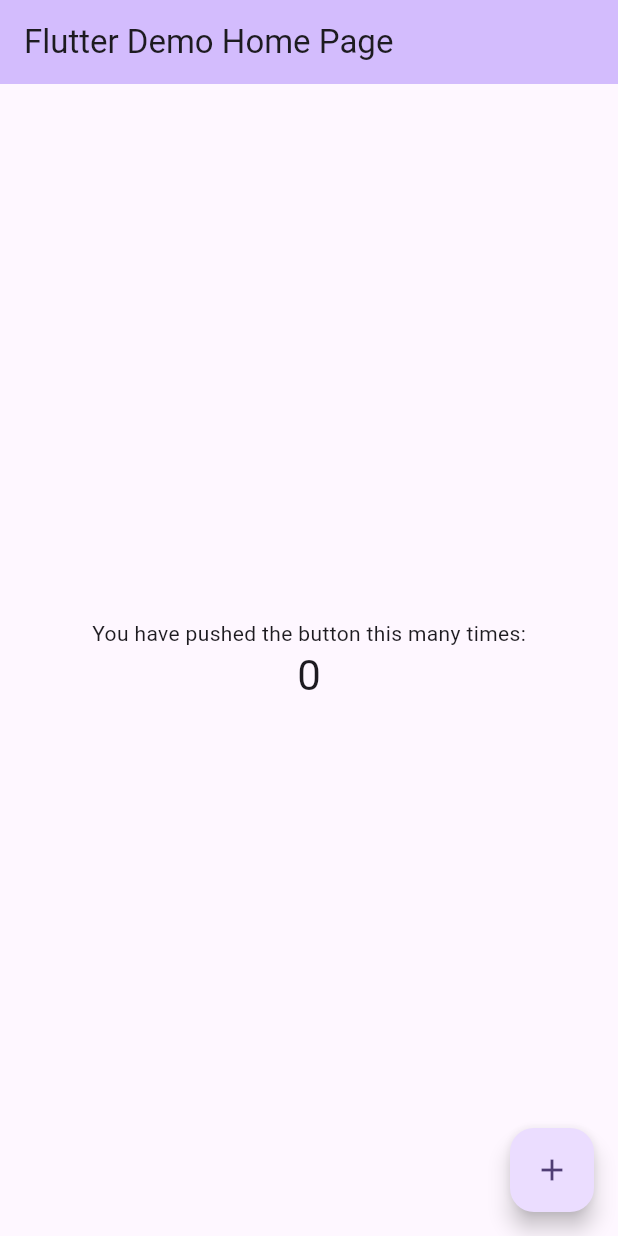
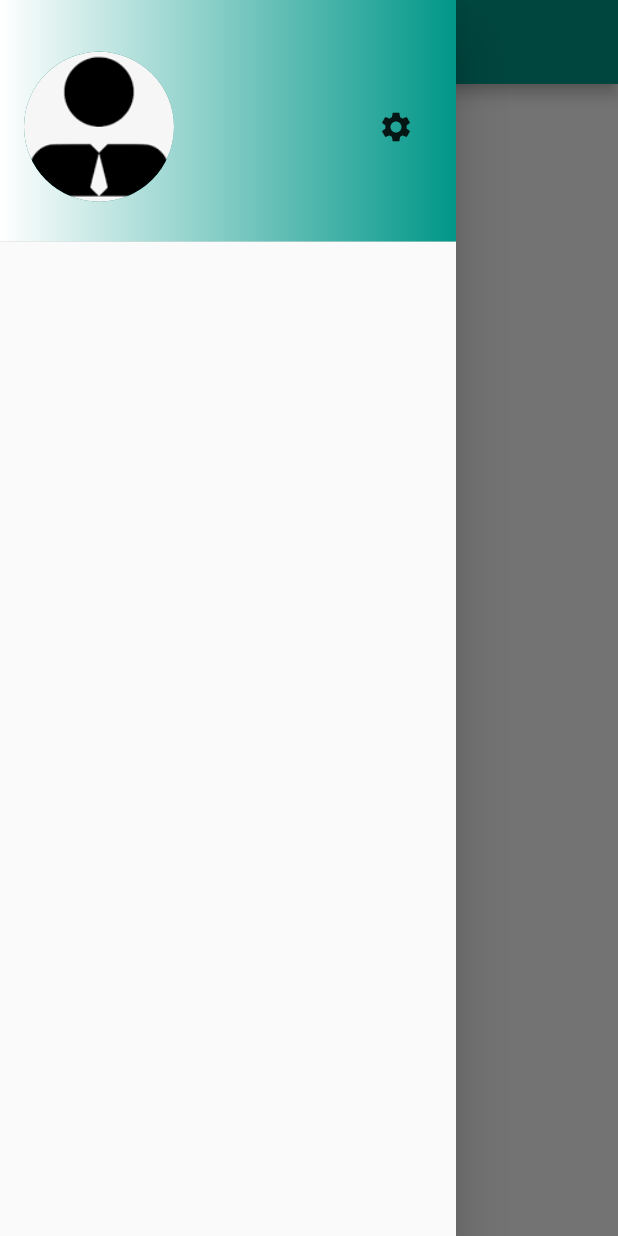
Before and after one commit to Junior300895/practices_app, a Flutter app: the screen it shows after launch, with the side drawer open (before the commit the screen has no drawer), on a phone screen of 412 x 824 dp. Run offline on Flutter 3.47's test engine with Material 2 defaults, Android fonts, the phone set to English and light mode, and no system bars.

Commit message:
ajout drawer header

```diff
--- a/lib/main.dart
+++ b/lib/main.dart
@@ -1,3 +1,4 @@
+import 'package:enset_app/ui/pages/home.page.dart';
 import 'package:flutter/material.dart';
 
 void main() {
@@ -7,119 +8,24 @@ void main() {
 class MyApp extends StatelessWidget {
   const MyApp({super.key});
 
-  // This widget is the root of your application.
+  @override
+  Widget build(BuildContext context) {
+    return const RootView();
+  }
+}
+
+class RootView extends StatelessWidget {
+  const RootView({super.key});
+
   @override
   Widget build(BuildContext context) {
     return MaterialApp(
-      title: 'Flutter Demo',
       theme: ThemeData(
-        // This is the theme of your application.
-        //
-        // TRY THIS: Try running your application with "flutter run". You'll see
-        // the application has a blue toolbar. Then, without quitting the app,
-        // try changing the seedColor in the colorScheme below to Colors.green
-        // and then invoke "hot reload" (save your changes or press the "hot
-        // reload" button in a Flutter-supported IDE, or press "r" if you used
-        // the command line to start the app).
-        //
-        // Notice that the counter didn't reset back to zero; the application
-        // state is not lost during the reload. To reset the state, use hot
-        // restart instead.
-        //
-        // This works for code too, not just values: Most code changes can be
-        // tested with just a hot reload.
-        colorScheme: ColorScheme.fromSeed(seedColor: Colors.deepPurple),
-        useMaterial3: true,
+        primarySwatch: Colors.teal,
       ),
-      home: const MyHomePage(title: 'Flutter Demo Home Page'),
+      routes: {
+        "/": (context) => const HomePage(),
+      },
     );
   }
 }
-
-class MyHomePage extends StatefulWidget {
-  const MyHomePage({super.key, required this.title});
-
-  // This widget is the home page of your application. It is stateful, meaning
-  // that it has a State object (defined below) that contains fields that affect
-  // how it looks.
-
-  // This class is the configuration for the state. It holds the values (in this
-  // case the title) provided by the parent (in this case the App widget) and
-  // used by the build method of the State. Fields in a Widget subclass are
-  // always marked "final".
-
-  final String title;
-
-  @override
-  State<MyHomePage> createState() => _MyHomePageState();
-}
-
-class _MyHomePageState extends State<MyHomePage> {
-  int _counter = 0;
-
-  void _incrementCounter() {
-    setState(() {
-      // This call to setState tells the Flutter framework that something has
-      // changed in this State, which causes it to rerun the build method below
-      // so that the display can reflect the updated values. If we changed
-      // _counter without calling setState(), then the build method would not be
-      // called again, and so nothing would appear to happen.
-      _counter++;
-    });
-  }
-
-  @override
-  Widget build(BuildContext context) {
-    // This method is rerun every time setState is called, for instance as done
-    // by the _incrementCounter method above.
-    //
-    // The Flutter framework has been optimized to make rerunning build methods
-    // fast, so that you can just rebuild anything that needs updating rather
-    // than having to individually change instances of widgets.
-    return Scaffold(
-      appBar: AppBar(
-        // TRY THIS: Try changing the color here to a specific color (to
-        // Colors.amber, perhaps?) and trigger a hot reload to see the AppBar
-        // change color while the other colors stay the same.
-        backgroundColor: Theme.of(context).colorScheme.inversePrimary,
-        // Here we take the value from the MyHomePage object that was created by
-        // the App.build method, and use it to set our appbar title.
-        title: Text(widget.title),
-      ),
-      body: Center(
-        // Center is a layout widget. It takes a single child and positions it
-        // in the middle of the parent.
-        child: Column(
-          // Column is also a layout widget. It takes a list of children and
-          // arranges them vertically. By default, it sizes itself to fit its
-          // children horizontally, and tries to be as tall as its parent.
-          //
-          // Column has various properties to control how it sizes itself and
-          // how it positions its children. Here we use mainAxisAlignment to
-          // center the children vertically; the main axis here is the vertical
-          // axis because Columns are vertical (the cross axis would be
-          // horizontal).
-          //
-          // TRY THIS: Invoke "debug painting" (choose the "Toggle Debug Paint"
-          // action in the IDE, or press "p" in the console), to see the
-          // wireframe for each widget.
-          mainAxisAlignment: MainAxisAlignment.center,
-          children: <Widget>[
-            const Text(
-              'You have pushed the button this many times:',
-            ),
-            Text(
-              '$_counter',
-              style: Theme.of(context).textTheme.headlineMedium,
-            ),
-          ],
-        ),
-      ),
-      floatingActionButton: FloatingActionButton(
-        onPressed: _incrementCounter,
-        tooltip: 'Increment',
-        child: const Icon(Icons.add),
-      ), // This trailing comma makes auto-formatting nicer for build methods.
-    );
-  }
-}
--- /dev/null
+++ b/lib/ui/pages/home.page.dart
@@ -0,0 +1,19 @@
+import 'package:enset_app/ui/widget/main.drawer.widget.dart';
+import 'package:flutter/material.dart';
+
+class HomePage extends StatelessWidget {
+  const HomePage({super.key});
+
+  @override
+  Widget build(BuildContext context) {
+    return Scaffold(
+      drawer: const MainDrawer(),
+      appBar: AppBar(
+        title: const Text("Home Page"),
+      ),
+      body: const Center(
+        child: Text("Home Page"),
+      ),
+    );
+  }
+}
--- /dev/null
+++ b/lib/ui/widget/main.drawer.header.widget.dart
@@ -0,0 +1,34 @@
+import 'package:flutter/material.dart';
+
+class MainDrawerHeader extends StatelessWidget {
+  const MainDrawerHeader({
+    super.key,
+  });
+
+  @override
+  Widget build(BuildContext context) {
+    return DrawerHeader(
+      decoration: BoxDecoration(
+        gradient: LinearGradient(
+          colors: [
+            Colors.white,
+            Theme.of(context).primaryColor,
+          ],
+        ),
+      ),
+      child: Row(
+        mainAxisAlignment: MainAxisAlignment.spaceBetween,
+        children: [
+          const CircleAvatar(
+            radius: 50,
+            backgroundImage: AssetImage("images/profile.png"),
+          ),
+          IconButton(
+            onPressed: () {},
+            icon: const Icon(Icons.settings),
+          )
+        ],
+      ),
+    );
+  }
+}
--- /dev/null
+++ b/lib/ui/widget/main.drawer.widget.dart
@@ -0,0 +1,17 @@
+import 'package:enset_app/ui/widget/main.drawer.header.widget.dart';
+import 'package:flutter/material.dart';
+
+class MainDrawer extends StatelessWidget {
+  const MainDrawer({super.key});
+
+  @override
+  Widget build(BuildContext context) {
+    return const Drawer(
+      child: Column(
+        children: [
+          MainDrawerHeader()
+        ],
+      ),
+    );
+  }
+}
```
Also changed, not shown: pubspec.yaml (+4 -6 lines), images/profile.png (added).
